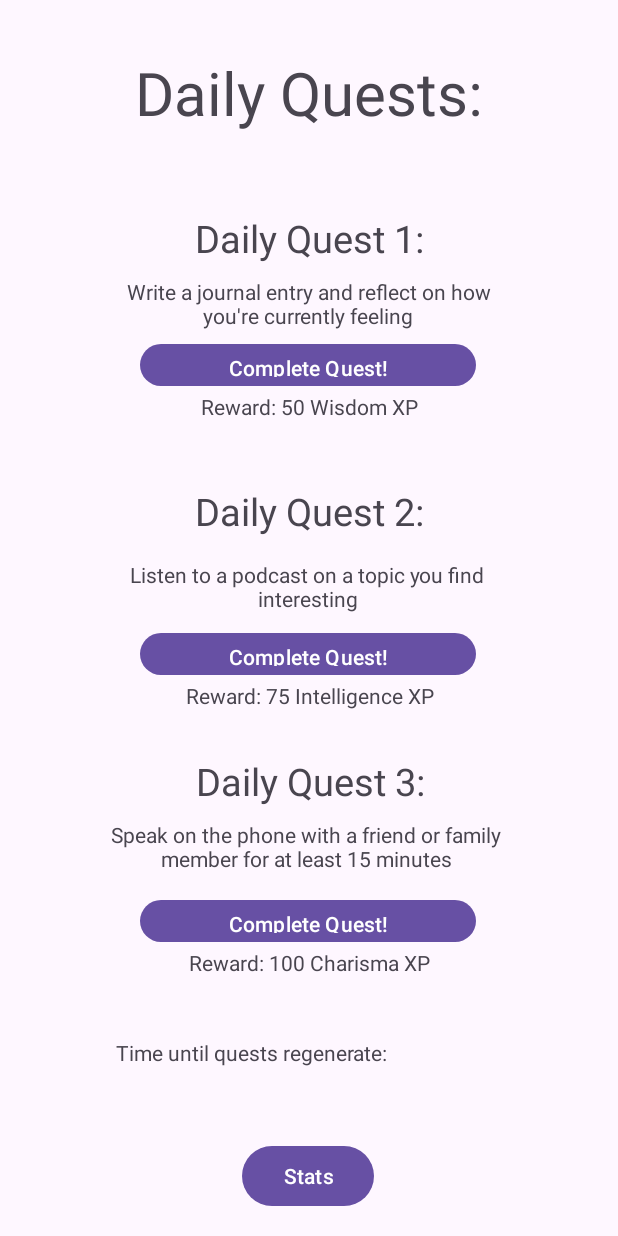
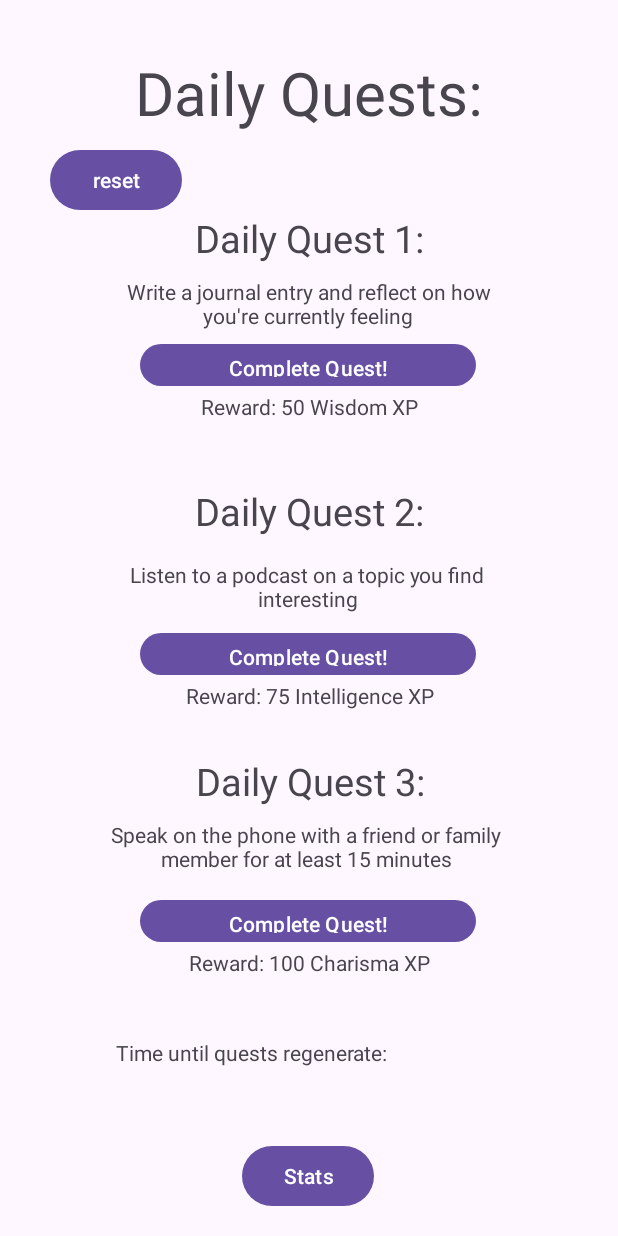
Before and after one commit to moonlitMagician/fantasySelfImprovement, an Android app: the screen it shows after launch (questScreen), after a tap on "Quests", on a phone screen of 412 x 824 dp. Run offline under Robolectric (Android 15) with nearby library versions, the phone set to English and light mode, and no system bars.

Commit message:
Fixed quests logic, and improved theme implimentation

```diff
--- a/app/src/main/java/com/example/selfimprove/MainActivity.kt
+++ b/app/src/main/java/com/example/selfimprove/MainActivity.kt
@@ -186,7 +186,7 @@ class MainActivity : AppCompatActivity() {
 
     }
 
-    @SuppressLint("SetTextI18n")
+    @SuppressLint("SetTextI18n", "MissingInflatedId")
     override fun onCreate(savedInstanceState: Bundle?) {
 
         super.onCreate(savedInstanceState)
@@ -344,6 +344,8 @@ class MainActivity : AppCompatActivity() {
         //logic to send the user to the quests screen
         questButton.setOnClickListener {
             val intent = Intent(this, questScreen::class.java)
+            intent.putExtra("sorcererTheme", sorcererTheme)
+            intent.putExtra("adventureTheme", adventureTheme)
             questLauncher.launch(intent)
         }
 
--- a/app/src/main/java/com/example/selfimprove/questScreen.kt
+++ b/app/src/main/java/com/example/selfimprove/questScreen.kt
@@ -65,7 +65,7 @@ class questScreen : AppCompatActivity() {
     )
 
     //Displaying the reward of a quest to the user
-    val rewardTitle = arrayOf(
+    val adventureRewardTitle = arrayOf(
         "Strength",
         "Constitution",
         "Strength",
@@ -86,6 +86,44 @@ class questScreen : AppCompatActivity() {
         "Intelligence",
         "Intelligence"
     )
+
+    //Different themes and their stats:
+    //Fantasy - JJk - DBZ:
+    //Strength - Cursed Energy
+    //Intelligence - Technique Mastery
+    //dexterity - speed
+    //Charisma - influence
+    //Constitution - Resilience
+    //Wisdom - Combat Skill
+
+    val sorcererRewardTitle = arrayOf(
+        "Cursed Energy",
+        "Resilience",
+        "Cursed Energy",
+        "Speed",
+        "Speed",
+        "Speed",
+        "Combat Skill",
+        "Combat Skill",
+        "Influence",
+        "Influence",
+        "Resilience",
+        "Cursed Energy",
+        "Resilience",
+        "Influence",
+        "Combat Skill",
+        "Influence",
+        "Technique Mastery",
+        "Technique Mastery",
+        "Technique Mastery"
+    )
+
+    var questCompleted1 = false
+    var questCompleted2 = false
+    var questCompleted3 = false
+
+    private var sorcererTheme = false
+    private var adventureTheme = false
 
     private lateinit var complete1: Button
     private lateinit var complete2: Button
@@ -117,33 +155,6 @@ class questScreen : AppCompatActivity() {
         return selectedIndices.toList()
     }
 
-    private fun resetVisibilityToDefault(sharedPrefs: SharedPreferences) {
-        // Quest buttons visible, completion texts invisible
-        complete1.isVisible = true
-        completeText1.isVisible = false
-
-        complete2.isVisible = true
-        completeText2.isVisible = false
-
-        complete3.isVisible = true
-        completeText3.isVisible = false
-
-        // Save default visibility state in sharedPrefs
-        with(sharedPrefs.edit()) {
-            putBoolean("complete1Visible", complete1.isVisible)
-            putBoolean("completeText1Visible", completeText1.isVisible)
-
-            putBoolean("complete2Visible", complete2.isVisible)
-            putBoolean("completeText2Visible", completeText2.isVisible)
-
-            putBoolean("complete3Visible", complete3.isVisible)
-            putBoolean("completeText3Visible", completeText3.isVisible)
-
-            apply()
-        }
-    }
-
-
 
     @SuppressLint("SetTextI18n", "MissingInflatedId")
     override fun onCreate(savedInstanceState: Bundle?) {
@@ -157,6 +168,9 @@ class questScreen : AppCompatActivity() {
         }
 
         timerTextView = findViewById(R.id.timerText)
+
+        sorcererTheme = intent.getBooleanExtra("sorcererTheme", false)
+        adventureTheme = intent.getBooleanExtra("adventureTheme", false)
 
         //storing daily quests:
         val sharedPrefs: SharedPreferences =
@@ -173,14 +187,14 @@ class questScreen : AppCompatActivity() {
         } else {
             // Quests have expired, generate new ones
             generateNewQuests(sharedPrefs)
-            resetVisibilityToDefault(sharedPrefs)
+
         }
 
         var quest1Id: Int
         var quest2Id: Int
         var quest3Id: Int
 
-        if (currentTime - lastGeneratedTime >= oneDayMillis) {
+        if (currentTime - lastGeneratedTime >= 24 * 60 * 60 * 1000L) {
 
             // More than 24 hours have passed, generate new quests
             val newQuestIds = createRandomQuest()
@@ -193,6 +207,8 @@ class questScreen : AppCompatActivity() {
                 putInt("quest1Id", quest1Id)
                 putInt("quest2Id", quest2Id)
                 putInt("quest3Id", quest3Id)
+                putBoolean("questCompleted1", false)
+                putBoolean("questCompleted2", false)
                 putLong("lastGeneratedTime", currentTime)
                 apply()
             }
@@ -228,24 +244,50 @@ class questScreen : AppCompatActivity() {
         completeText2 = findViewById<TextView>(R.id.completeText2)
         completeText3 = findViewById<TextView>(R.id.completeText3)
 
-        complete1.isVisible = sharedPrefs.getBoolean("complete1Visible", true)
-        completeText1.isVisible = sharedPrefs.getBoolean("completeText1Visible", false)
+        // Retrieve saved quest completion states
+        questCompleted1 = sharedPrefs.getBoolean("questCompleted1", false)
+        questCompleted2 = sharedPrefs.getBoolean("questCompleted2", false)
+        questCompleted3 = sharedPrefs.getBoolean("questCompleted3", false)
 
-        complete2.isVisible = sharedPrefs.getBoolean("complete2Visible", true)
-        completeText2.isVisible = sharedPrefs.getBoolean("completeText2Visible", false)
+        // Set button visibility based on saved completion state
+        if (questCompleted1) {
+            complete1.isVisible = false
+            completeText1.isVisible = true
+        }
 
-        complete3.isVisible = sharedPrefs.getBoolean("complete3Visible", true)
-        completeText3.isVisible = sharedPrefs.getBoolean("completeText3Visible", false)
+        if (questCompleted2) {
+            complete2.isVisible = false
+            completeText2.isVisible = true
+        }
+
+        if (questCompleted3) {
+            complete3.isVisible = false
+            completeText3.isVisible = true
+        }
+
 
 
         //changing quests values
-        reward1.text = "Reward: 50 ${rewardTitle[quest1Id]} XP"
+        if (sorcererTheme) {
+            reward1.text = "Reward: 50 ${sorcererRewardTitle[quest1Id]} XP" }
+        else if (adventureTheme) {
+            reward1.text = "Reward: 50 ${adventureRewardTitle[quest1Id]} XP" }
+
         quest1.text = questDetails[quest1Id]
 
-        reward2.text = "Reward: 75 ${rewardTitle[quest2Id]} XP"
+        if (sorcererTheme) {
+        reward2.text = "Reward: 75 ${sorcererRewardTitle[quest2Id]} XP" }
+        else if (adventureTheme){
+            reward2.text = "Reward: 75 ${adventureRewardTitle[quest2Id]} XP"
+        }
+
         quest2.text = questDetails[quest2Id]
 
-        reward3.text = "Reward: 100 ${rewardTitle[quest3Id]} XP"
+        if (sorcererTheme) {
+            reward3.text = "Reward: 100 ${sorcererRewardTitle[quest3Id]} XP" }
+        else if (adventureTheme){
+            reward3.text = "Reward: 100 ${adventureRewardTitle[quest3Id]} XP"
+        }
         quest3.text = questDetails[quest3Id]
 
         //logic to send the user back to the stat screen
@@ -259,11 +301,12 @@ class questScreen : AppCompatActivity() {
             complete1.isVisible = false
             completeText1.isVisible = true
 
-            // Save visibility state
+            questCompleted1 = true
+
+            val sharedPrefs: SharedPreferences = getSharedPreferences("questPrefs", Context.MODE_PRIVATE)
             with(sharedPrefs.edit()) {
-                putBoolean("complete1Visible", complete1.isVisible)
-                putBoolean("completeText1Visible", completeText1.isVisible)
-                apply()
+                putBoolean("questCompleted1", questCompleted1)
+                apply() // Save the data
             }
 
             val resultIntent = Intent()
@@ -277,12 +320,14 @@ class questScreen : AppCompatActivity() {
             complete2.isVisible = false
             completeText2.isVisible = true
 
-            // Save visibility state
+            questCompleted2 = true
+
+            val sharedPrefs: SharedPreferences = getSharedPreferences("questPrefs", Context.MODE_PRIVATE)
             with(sharedPrefs.edit()) {
-                putBoolean("complete2Visible", complete2.isVisible)
-                putBoolean("completeText2Visible", completeText2.isVisible)
-                apply()
+                putBoolean("questCompleted2", questCompleted2)
+                apply() // Save the data
             }
+
             val resultIntent = Intent()
             resultIntent.putExtra(questReward[quest2Id], 75)
             setResult(RESULT_OK, resultIntent)
@@ -294,16 +339,43 @@ class questScreen : AppCompatActivity() {
             complete3.isVisible = false
             completeText3.isVisible = true
 
-            // Save visibility state
+            questCompleted3 = true
+
+            val sharedPrefs: SharedPreferences = getSharedPreferences("questPrefs", Context.MODE_PRIVATE)
             with(sharedPrefs.edit()) {
-                putBoolean("complete3Visible", complete3.isVisible)
-                putBoolean("completeText3Visible", completeText3.isVisible)
-                apply()
+                putBoolean("questCompleted3", questCompleted3)
+                apply() // Save the data
             }
+
+
             val resultIntent = Intent()
             resultIntent.putExtra(questReward[quest3Id], 100)
             setResult(RESULT_OK, resultIntent)
             finish()
+        }
+
+        val resetButton = findViewById<Button>(R.id.resetButton)
+        resetButton.setOnClickListener {
+            // Reset quest completion booleans
+            with(sharedPrefs.edit()) {
+                putBoolean("questCompleted1", false)
+                putBoolean("questCompleted2", false)
+                putBoolean("questCompleted3", false)
+                apply()
+            }
+
+            // Reset UI
+            complete1.isVisible = true
+            completeText1.isVisible = false
+            complete2.isVisible = true
+            completeText2.isVisible = false
+            complete3.isVisible = true
+            completeText3.isVisible = false
+
+            // Reset local variables
+            questCompleted1 = false
+            questCompleted2 = false
+            questCompleted3 = false
         }
     }
 
--- a/app/src/main/res/layout/activity_quest_screen.xml
+++ b/app/src/main/res/layout/activity_quest_screen.xml
@@ -235,4 +235,16 @@
         app:layout_constraintStart_toStartOf="parent"
         app:layout_constraintTop_toTopOf="parent"
         app:layout_constraintVertical_bias="0.764" />
+
+    <Button
+        android:id="@+id/resetButton"
+        android:layout_width="wrap_content"
+        android:layout_height="wrap_content"
+        android:text="reset"
+        app:layout_constraintBottom_toBottomOf="parent"
+        app:layout_constraintEnd_toEndOf="parent"
+        app:layout_constraintHorizontal_bias="0.103"
+        app:layout_constraintStart_toStartOf="parent"
+        app:layout_constraintTop_toTopOf="parent"
+        app:layout_constraintVertical_bias="0.124" />
 </androidx.constraintlayout.widget.ConstraintLayout>
```
Also changed, not shown: app/src/main/res/layout/activity_main.xml (+5 -6 lines).
